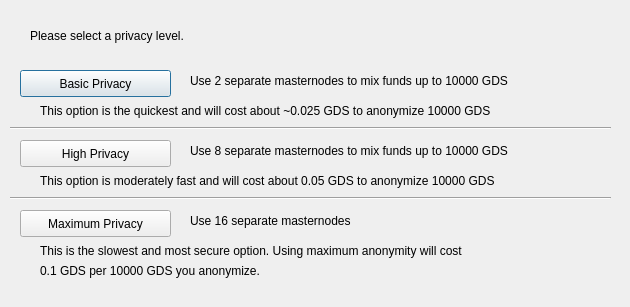
Above: src/qt/forms/obfuscationconfig.ui from buddilla/GoCash-Core before the change. Below: the same form after it.
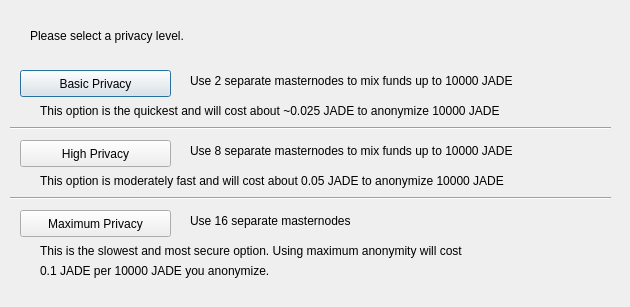
That is the form after the change.

The edit to the form file:
```diff
--- a/src/qt/forms/obfuscationconfig.ui
+++ b/src/qt/forms/obfuscationconfig.ui
@@ -75,7 +75,7 @@
     </rect>
    </property>
    <property name="text">
-    <string>Use 2 separate masternodes to mix funds up to 10000 GDS</string>
+    <string>Use 2 separate masternodes to mix funds up to 10000 JADE</string>
    </property>
   </widget>
   <widget class="QLabel" name="label_3">
@@ -88,7 +88,7 @@
     </rect>
    </property>
    <property name="text">
-    <string>Use 8 separate masternodes to mix funds up to 10000 GDS</string>
+    <string>Use 8 separate masternodes to mix funds up to 10000 JADE</string>
    </property>
   </widget>
   <widget class="QLabel" name="label_4">
@@ -114,7 +114,7 @@
     </rect>
    </property>
    <property name="text">
-    <string>This option is the quickest and will cost about ~0.025 GDS to anonymize 10000 GDS</string>
+    <string>This option is the quickest and will cost about ~0.025 JADE to anonymize 10000 JADE</string>
    </property>
   </widget>
   <widget class="QLabel" name="label_7">
@@ -127,7 +127,7 @@
     </rect>
    </property>
    <property name="text">
-    <string>This option is moderately fast and will cost about 0.05 GDS to anonymize 10000 GDS</string>
+    <string>This option is moderately fast and will cost about 0.05 JADE to anonymize 10000 JADE</string>
    </property>
   </widget>
   <widget class="QLabel" name="label_8">
@@ -153,7 +153,7 @@
     </rect>
    </property>
    <property name="text">
-    <string>0.1 GDS per 10000 GDS you anonymize.</string>
+    <string>0.1 JADE per 10000 JADE you anonymize.</string>
    </property>
   </widget>
   <widget class="Line" name="line">
```
